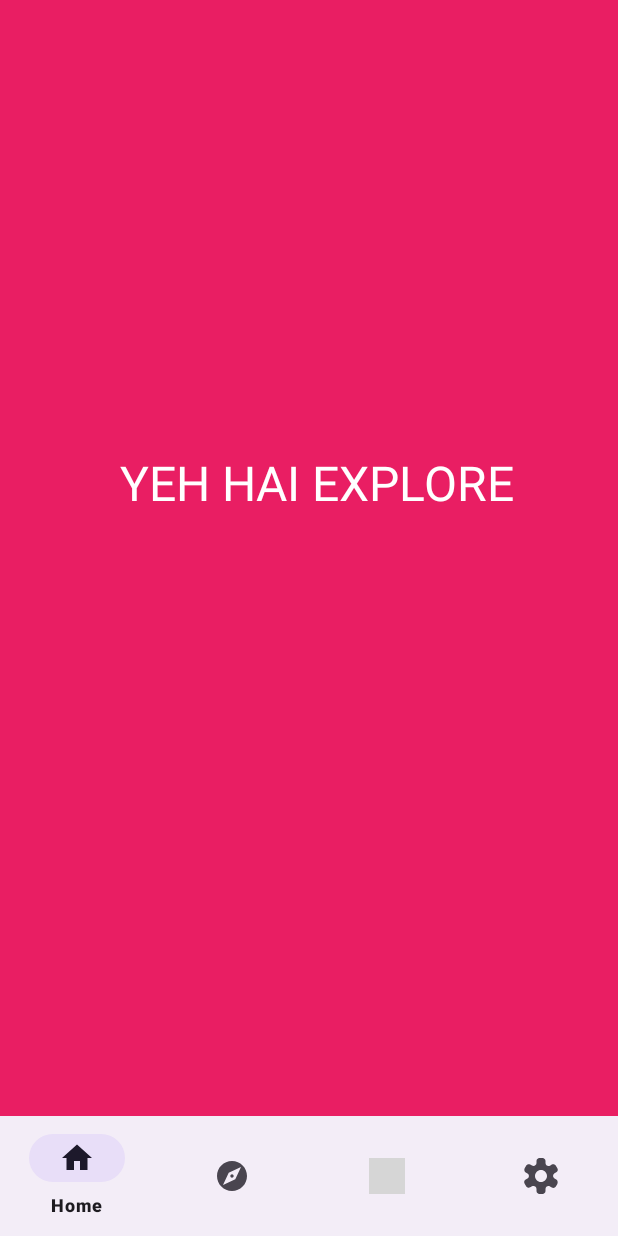
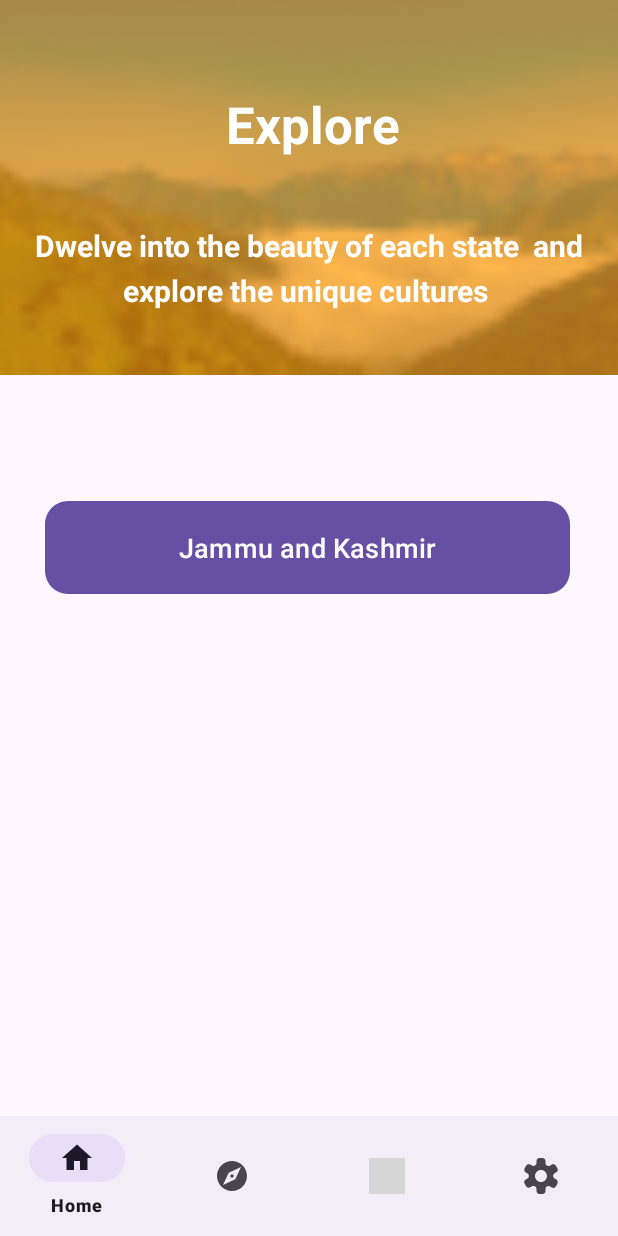
Before and after one commit to Bhuvan588/Tourism-App, an Android app: the fragment ExploreFragment placed in its activity, on a phone screen of 412 x 824 dp. Run offline under Robolectric (Android 15) with nearby library versions, the light colour scheme and no system bars; grey boxes are pictures that could not be loaded.

Commit message:
Added JammuKashmir Explore Page

```diff
--- a/app/src/main/AndroidManifest.xml
+++ b/app/src/main/AndroidManifest.xml
@@ -13,6 +13,9 @@
         android:theme="@style/Theme.MADFINAL"
         tools:targetApi="31">
         <activity
+            android:name=".JK"
+            android:exported="false" />
+        <activity
             android:name=".PlaceDetailsActivity"
             android:exported="false" />
         <activity
@@ -21,7 +24,6 @@
         <activity
             android:name=".Register"
             android:exported="false" />
-
         <activity
             android:name=".SignUp"
             android:exported="false" />
--- a/app/src/main/java/com/example/mad_final/ExploreFragment.java
+++ b/app/src/main/java/com/example/mad_final/ExploreFragment.java
@@ -1,5 +1,6 @@
 package com.example.mad_final;
 
+import android.content.Intent;
 import android.os.Bundle;
 
 import androidx.fragment.app.Fragment;
@@ -7,6 +8,7 @@ import androidx.fragment.app.Fragment;
 import android.view.LayoutInflater;
 import android.view.View;
 import android.view.ViewGroup;
+import android.widget.Button;
 
 /**
  * A simple {@link Fragment} subclass.
@@ -58,7 +60,23 @@ public class ExploreFragment extends Fragment {
     @Override
     public View onCreateView(LayoutInflater inflater, ViewGroup container,
                              Bundle savedInstanceState) {
-        // Inflate the layout for this fragment
-        return inflater.inflate(R.layout.fragment_explore, container, false);
+        View view = inflater.inflate(R.layout.fragment_explore, container, false);
+
+        // Find the button by ID
+        Button exploreButton = view.findViewById(R.id.explore_page_button);
+
+        // Set an OnClickListener for the button
+        exploreButton.setOnClickListener(new View.OnClickListener() {
+            @Override
+            public void onClick(View v) {
+                // Create an Intent to start the new activity
+                Intent intent = new Intent(getActivity(), JK.class);
+                startActivity(intent);
+            }
+        });
+
+        return view;
+
+
     }
 }
--- /dev/null
+++ b/app/src/main/res/drawable/orange_overlay.xml
@@ -0,0 +1,6 @@
+<!-- res/drawable/orange_overlay.xml -->
+<layer-list xmlns:android="http://schemas.android.com/apk/res/android">
+    <item>
+        <color android:color="#A9FF9800"/> <!-- Adjust alpha (80) and color (FFA500) as needed -->
+    </item>
+</layer-list>
--- a/app/src/main/res/layout/fragment_explore.xml
+++ b/app/src/main/res/layout/fragment_explore.xml
@@ -1,19 +1,64 @@
 <?xml version="1.0" encoding="utf-8"?>
 <FrameLayout xmlns:android="http://schemas.android.com/apk/res/android"
+    xmlns:app="http://schemas.android.com/apk/res-auto"
     xmlns:tools="http://schemas.android.com/tools"
     android:layout_width="match_parent"
     android:layout_height="match_parent"
-    android:background="#E91E63"
+
     tools:context=".ExploreFragment">
 
     <!-- TODO: Update blank fragment layout -->
+
+
+
+
+    <ImageView
+        android:id="@+id/imageView2"
+        android:layout_width="600dp"
+        android:layout_height="250dp"
+        android:scaleType="centerCrop"
+        android:layout_marginLeft="-20dp"
+        android:src="@mipmap/image_2" />
+
+    <View
+        android:layout_width="match_parent"
+        android:layout_height="250dp"
+        android:background="@drawable/orange_overlay"
+        />
+
     <TextView
+        android:id="@+id/textView5"
         android:layout_width="wrap_content"
         android:layout_height="wrap_content"
-        android:textSize="32sp"
-        android:textColor="@color/white"
-        android:layout_marginLeft="80dp"
-        android:layout_marginTop="300dp"
-        android:text="YEH HAI EXPLORE" />
+        android:layout_marginLeft="150dp"
+        android:layout_marginTop="60dp"
+        android:gravity="center"
+        android:text="Explore"
+        android:textColor="#FFFFFF"
+        android:textSize="34sp"
+        android:textStyle="bold" />
+
+    <TextView
+        android:id="@+id/textView7"
+        android:layout_width="wrap_content"
+        android:layout_height="wrap_content"
+        android:layout_marginTop="150dp"
+        android:lineHeight="30dp"
+        android:text="Dwelve into the beauty of each state  and explore the unique cultures "
+        android:textAlignment="center"
+        android:textColor="#FFFFFF"
+        android:textSize="20sp"
+        android:textStyle="bold" />
+
+    <Button
+        android:id="@+id/explore_page_button"
+        android:layout_width="350dp"
+        android:layout_height="70dp"
+        android:layout_marginLeft="30dp"
+        android:layout_marginTop="330dp"
+
+        android:text="Jammu and Kashmir"
+        android:textSize="18sp"
+        app:cornerRadius="15dp" />
 
 </FrameLayout>
```
Also changed, not shown: app/src/main/java/com/example/mad_final/JK.java (added, +27 -0 lines), app/src/main/res/drawable/blue_overlay.xml (added, +8 -0 lines), app/src/main/res/drawable/gradient_background.xml (added, +15 -0 lines), app/src/main/res/layout/activity_jk.xml (added, +87 -0 lines).
